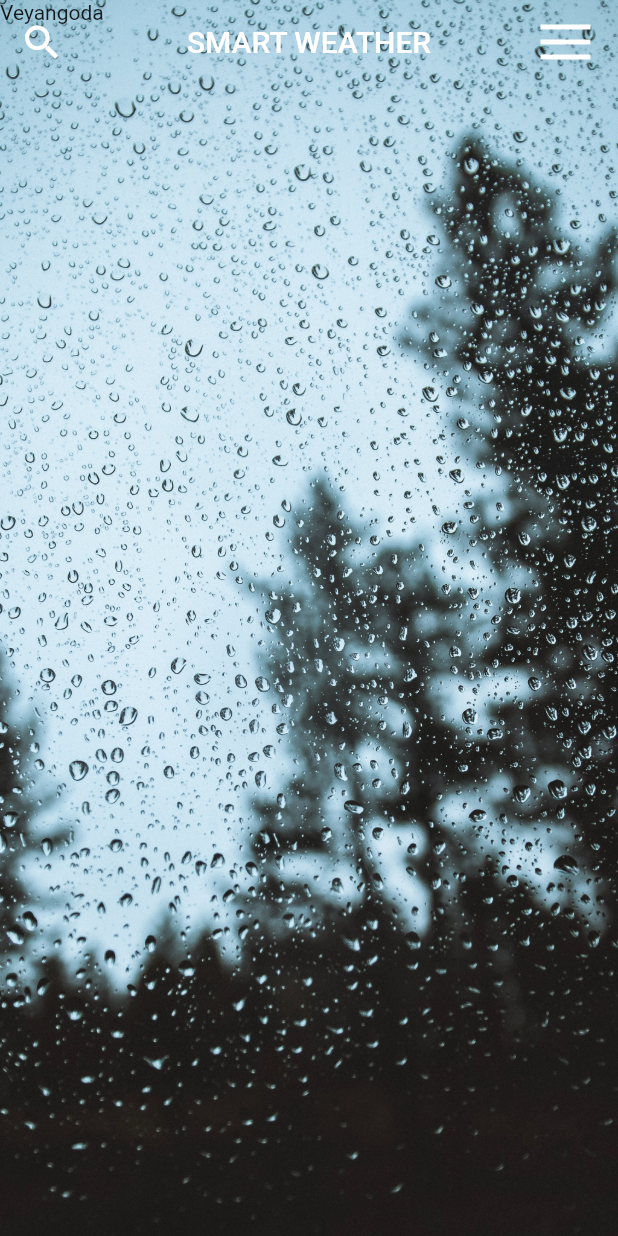
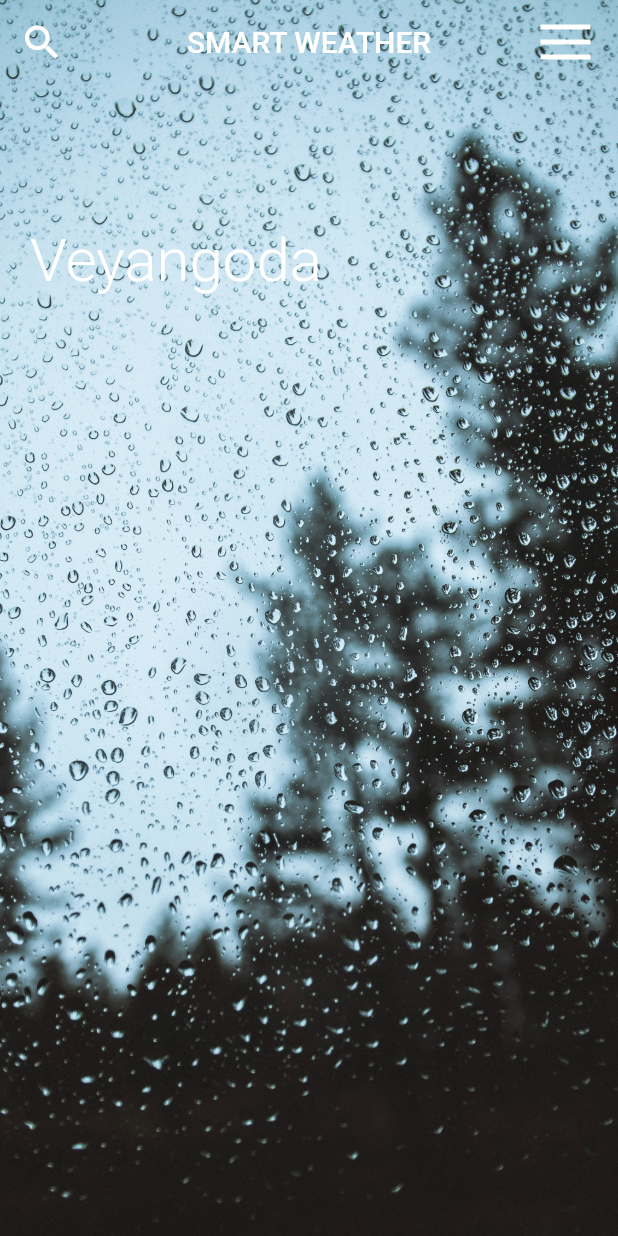
Before and after one commit to Kushanyasiru97/Weather_Application, a Flutter app: the screen it shows after launch, on a phone screen of 412 x 824 dp. Run offline on Flutter 3.47's test engine with Material 2 defaults, Android fonts, the phone set to English and light mode, and no system bars; our stand-ins replace flutter_svg.

Commit message:
Update weather.dart

```diff
--- a/lib/weather.dart
+++ b/lib/weather.dart
@@ -47,7 +47,20 @@ class Weather extends StatelessWidget {
                 width: double.infinity,
               ),
               Container(
-                child: Text('Veyangoda'),
+                margin: EdgeInsets.fromLTRB(20.0, 0, 0, 0),
+                child: Column(
+                  children: [
+                    SizedBox(height: 150.0,),
+                    Text(
+                      'Veyangoda',
+                      style: TextStyle(
+                        fontSize: 40.0,
+                        fontWeight: FontWeight.w300,
+                        color: Colors.white
+                      ),
+                    )
+                  ],
+                ),
                 )
             ],
           ),
```
